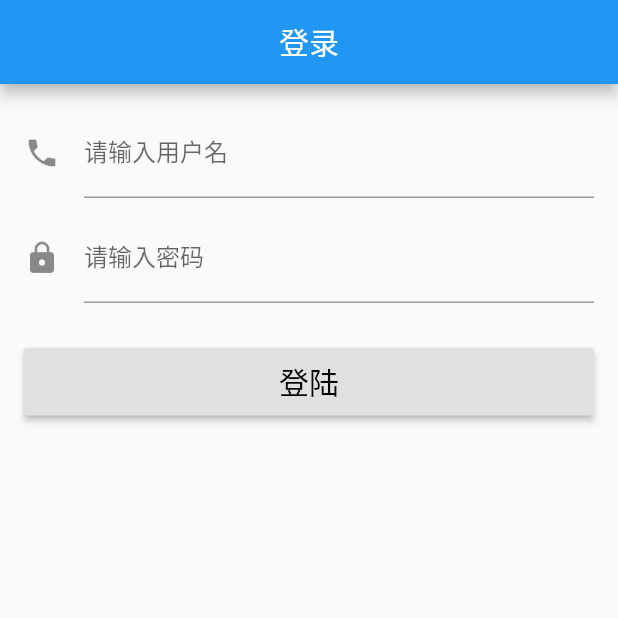
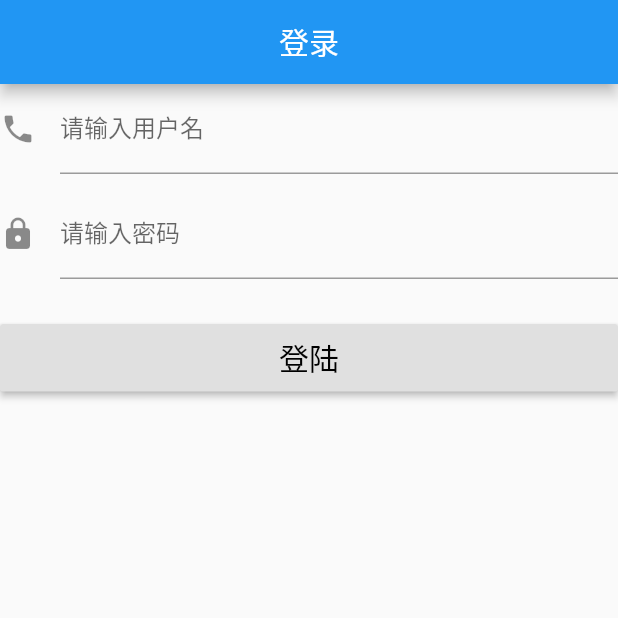
Before and after one commit to rogan528/FlutterDemo, a Flutter app: the screen it shows after launch, on a phone screen of 412 x 824 dp, the top half of it. Run offline on Flutter 3.47's test engine with Material 2 defaults, Android fonts, the phone set to English and light mode, and no system bars.

Commit message:
输入框调用键盘溢出

```diff
--- a/lib/main.dart
+++ b/lib/main.dart
@@ -35,8 +35,11 @@ class AppPage extends StatelessWidget {
         title: Text('登录'),
         centerTitle: true,
       ),
-      body: Container(
-        margin: EdgeInsets.all(16.0),
+      body:new SingleChildScrollView(
+        child: new ConstrainedBox(
+        constraints: new BoxConstraints(
+        minHeight: 120.0,
+        ),
         child: Center(
           child: Form(
             key: _loginKey,
@@ -105,6 +108,7 @@ class AppPage extends StatelessWidget {
           ),
         ),
       ),
+      ),
     );
   }
 }
```
